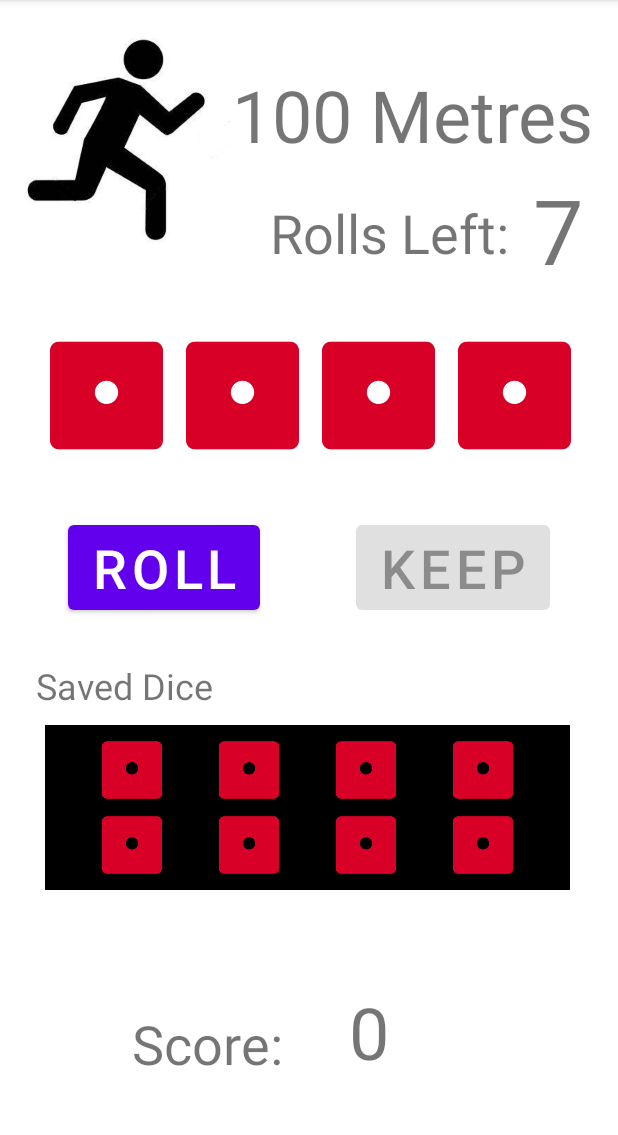
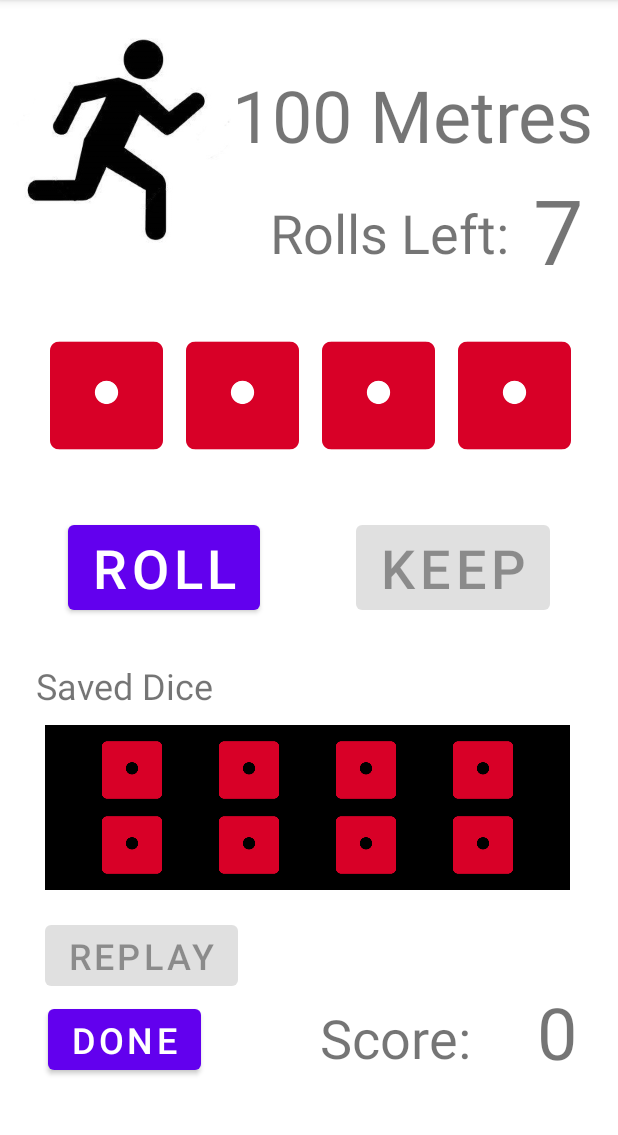
Before and after one commit to willmoller/Decathlon_Android, an Android app: the Event100Metres screen opened directly, with no data from a screen before it, on a phone screen of 412 x 824 dp, the part 84-1219 px from its top. Run offline under Robolectric (Android 15) with nearby library versions, the light colour scheme and no system bars; 4 statements that could not run were skipped.

Commit message:
I added a 'replay' button to the 100Metres activity. I added a 'done' button to return to the main activity. I added a 'makeOnes' method call within the Dice class for resetting dice as part of the reset button.

```diff
--- a/app/src/main/java/com/example/encore/Die.java
+++ b/app/src/main/java/com/example/encore/Die.java
@@ -37,6 +37,10 @@ public class Die {
         dieFaceView.setVisibility(View.VISIBLE);
     }
 
+    public void makeInvisible(){
+        dieFaceView.setVisibility(View.INVISIBLE);
+    }
+
     public void Roll(){
         value = r.nextInt(6) + 1;
     }
--- a/app/src/main/java/com/example/encore/Event100Metres.java
+++ b/app/src/main/java/com/example/encore/Event100Metres.java
@@ -20,7 +20,7 @@ public class Event100Metres extends AppCompatActivity {
     private ArrayList<ImageView> ivRolledDice, ivBankedDiceSet1, ivBankedDiceSet2;
     private ArrayList<String> rolledKeys, bankKeys1, bankKeys2;
     int bankedDice, totalScore;
-    Button rollDice, keepDice;
+    Button rollDice, keepDice, resetGame, leaveGame;
 
     private TextView rollsLeftText, totalScoreText;
     private int rollsLeft = 7;
@@ -36,6 +36,10 @@ public class Event100Metres extends AppCompatActivity {
 
         rollDice = (Button) findViewById(R.id.button_100M_roll);
         keepDice = (Button) findViewById(R.id.button_100M_keep);
+        resetGame = (Button) findViewById(R.id.button_100M_replay);
+        resetGame.setEnabled(false);
+        leaveGame = (Button) findViewById(R.id.button_100M_done);
+
         rollsLeftText = (TextView) findViewById(R.id.tv100MRollsRemain);
         totalScoreText = (TextView) findViewById(R.id.tv100MScore);
         bankedDice = 0;
@@ -182,6 +186,29 @@ public class Event100Metres extends AppCompatActivity {
                 }
             }
         });
+
+        resetGame.setOnClickListener(new View.OnClickListener() {
+            @Override
+            public void onClick(View v) {
+                bankedDiceSet1.MakeHidden();
+                bankedDiceSet2.MakeHidden();
+                rollDice.setEnabled(true);
+                totalScore = 0;
+                totalScoreText.setText(Integer.toString(totalScore));
+                rollsLeft = 7;
+                rollsLeftText.setText(Integer.toString(rollsLeft));
+                bankedDice = 0;
+                rolledDice.MakeOnes();
+                resetGame.setEnabled(false);
+            }
+        });
+
+        leaveGame.setOnClickListener(new View.OnClickListener() {
+            @Override
+            public void onClick(View v) {
+                finish();
+            }
+        });
     }
 
     private void bankRolledDice(){
@@ -210,16 +237,11 @@ public class Event100Metres extends AppCompatActivity {
 
             totalScore += bankedDiceSet2.ScoreDice();
             bankedDiceSet2.MakeVisible();
+            resetGame.setEnabled(true);
         }
 
         // add bankDie's to score
         totalScoreText.setText(Integer.toString(totalScore));
-
-        // make rollDie's = 1
-        rolledDice.getDiceList().get("rollDie1").getDieFaceView().setImageResource(R.drawable.die1);
-        rolledDice.getDiceList().get("rollDie2").getDieFaceView().setImageResource(R.drawable.die1);
-        rolledDice.getDiceList().get("rollDie3").getDieFaceView().setImageResource(R.drawable.die1);
-        rolledDice.getDiceList().get("rollDie4").getDieFaceView().setImageResource(R.drawable.die1);
 
         bankedDice += 4;
     }
--- a/app/src/main/res/layout/activity_event100_metres.xml
+++ b/app/src/main/res/layout/activity_event100_metres.xml
@@ -242,25 +242,25 @@
         android:id="@+id/tv100MScoreLabel"
         android:layout_width="wrap_content"
         android:layout_height="wrap_content"
-        android:layout_marginStart="88dp"
-        android:layout_marginLeft="88dp"
-        android:layout_marginBottom="48dp"
+        android:layout_marginEnd="44dp"
+        android:layout_marginRight="44dp"
+        android:layout_marginBottom="52dp"
         android:text="Score:"
         android:textSize="36sp"
         app:layout_constraintBottom_toBottomOf="parent"
-        app:layout_constraintStart_toStartOf="parent" />
+        app:layout_constraintEnd_toStartOf="@+id/tv100MScore" />
 
     <TextView
         android:id="@+id/tv100MScore"
         android:layout_width="wrap_content"
         android:layout_height="wrap_content"
-        android:layout_marginStart="44dp"
-        android:layout_marginLeft="44dp"
+        android:layout_marginEnd="27dp"
+        android:layout_marginRight="27dp"
         android:layout_marginBottom="48dp"
         android:text="0"
         android:textSize="48sp"
         app:layout_constraintBottom_toBottomOf="parent"
-        app:layout_constraintStart_toEndOf="@+id/tv100MScoreLabel" />
+        app:layout_constraintEnd_toEndOf="parent" />
 
     <TextView
         android:id="@+id/tv100MBankLabel"
@@ -274,4 +274,28 @@
         app:layout_constraintStart_toStartOf="parent"
         app:layout_constraintTop_toBottomOf="@+id/button_100M_roll" />
 
+    <Button
+        android:id="@+id/button_100M_replay"
+        android:layout_width="wrap_content"
+        android:layout_height="wrap_content"
+        android:layout_marginStart="30dp"
+        android:layout_marginLeft="30dp"
+        android:layout_marginTop="17dp"
+        android:text="Replay"
+        android:textSize="24sp"
+        app:layout_constraintStart_toStartOf="parent"
+        app:layout_constraintTop_toBottomOf="@+id/cl100MBankedDice" />
+
+    <Button
+        android:id="@+id/button_100M_done"
+        android:layout_width="wrap_content"
+        android:layout_height="wrap_content"
+        android:layout_marginStart="32dp"
+        android:layout_marginLeft="32dp"
+        android:layout_marginTop="3dp"
+        android:text="Done"
+        android:textSize="24sp"
+        app:layout_constraintStart_toStartOf="parent"
+        app:layout_constraintTop_toBottomOf="@+id/button_100M_replay" />
+
 </androidx.constraintlayout.widget.ConstraintLayout>
```
